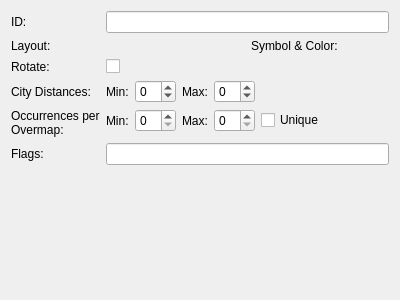
Old version of the form specialwizardpage.ui in the repository vache/BuildingEditor.
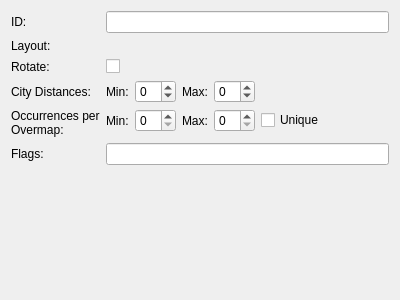
New version of the form. Custom widgets are drawn as their Qt base class.

```diff
--- a/specialwizardpage.ui
+++ b/specialwizardpage.ui
@@ -37,15 +37,14 @@
       <widget class="OvermapSpecialLayout" name="layout" native="true"/>
      </item>
      <item>
-      <layout class="QVBoxLayout" name="verticalLayout">
-       <item>
-        <widget class="QLabel" name="label_7">
-         <property name="text">
-          <string>Symbol &amp; Color:</string>
-         </property>
-        </widget>
-       </item>
-      </layout>
+      <widget class="OMTWidget" name="widget" native="true">
+       <property name="maximumSize">
+        <size>
+         <width>220</width>
+         <height>16777215</height>
+        </size>
+       </property>
+      </widget>
      </item>
     </layout>
    </item>
@@ -230,6 +229,12 @@
    <header>overmapspeciallayout.h</header>
    <container>1</container>
   </customwidget>
+  <customwidget>
+   <class>OMTWidget</class>
+   <extends>QWidget</extends>
+   <header>omtwidget.h</header>
+   <container>1</container>
+  </customwidget>
  </customwidgets>
  <resources/>
  <connections/>
```
